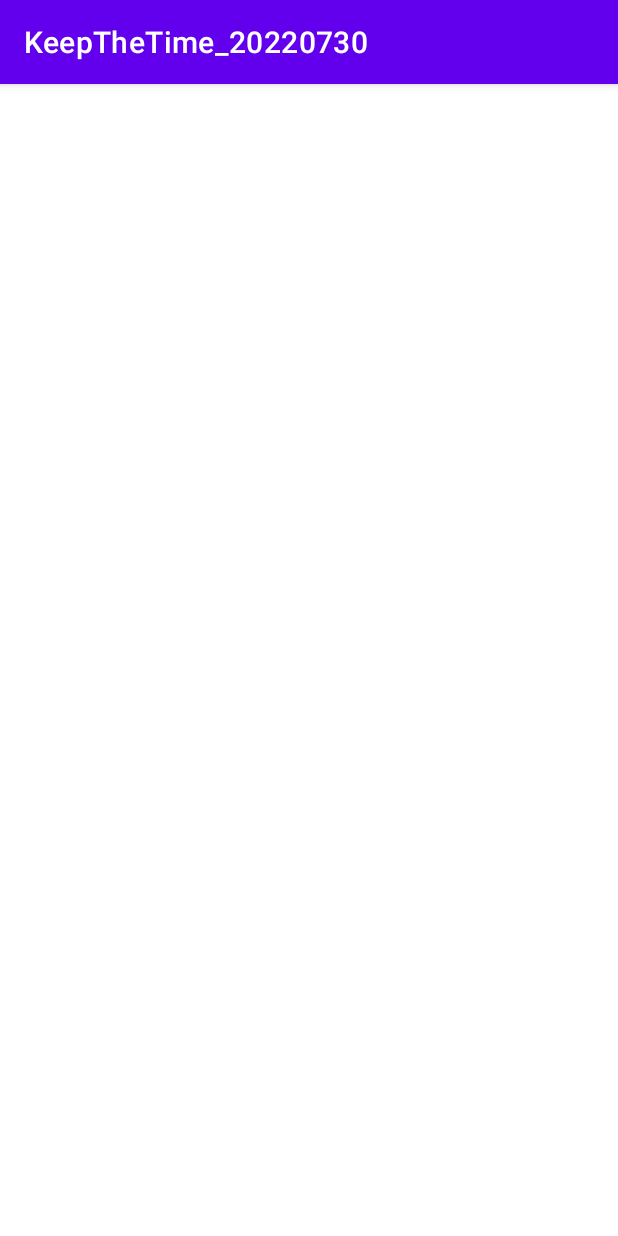
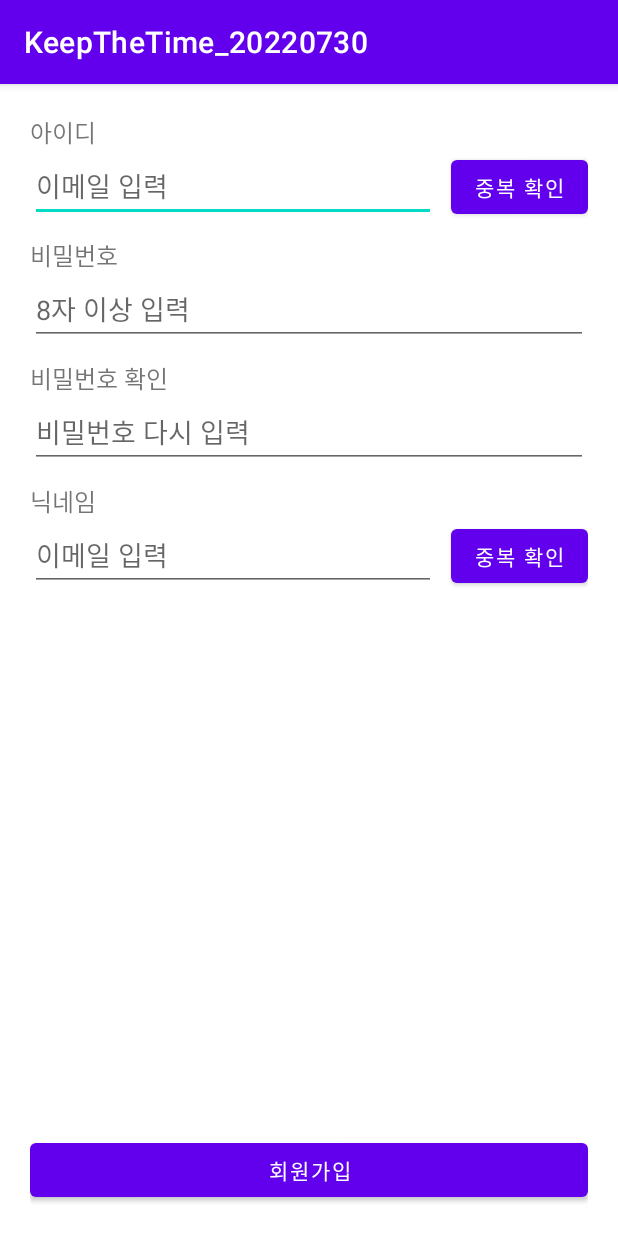
Before and after one commit to KoPoine/KeepTheTime_20220730, an Android app: the SignUpActivity screen opened directly, with no data from a screen before it, on a phone screen of 412 x 824 dp. Run offline under Robolectric (Android 15) with nearby library versions, the phone set to English and light mode, and no system bars; our stand-ins replace data binding.

Commit message:
회원가입 창 xml 작업 완료

```diff
--- a/app/src/main/res/layout/activity_sign_up.xml
+++ b/app/src/main/res/layout/activity_sign_up.xml
@@ -1,9 +1,119 @@
 <?xml version="1.0" encoding="utf-8"?>
-<androidx.constraintlayout.widget.ConstraintLayout xmlns:android="http://schemas.android.com/apk/res/android"
+<layout xmlns:android="http://schemas.android.com/apk/res/android"
     xmlns:app="http://schemas.android.com/apk/res-auto"
     xmlns:tools="http://schemas.android.com/tools"
-    android:layout_width="match_parent"
-    android:layout_height="match_parent"
     tools:context=".SignUpActivity">
 
-</androidx.constraintlayout.widget.ConstraintLayout>
+    <LinearLayout
+        android:layout_width="match_parent"
+        android:layout_height="match_parent"
+        android:orientation="vertical"
+        android:padding="20dp">
+
+        <TextView
+            android:layout_width="wrap_content"
+            android:layout_height="wrap_content"
+            android:text="아이디"
+            android:textSize="16sp" />
+
+        <LinearLayout
+            android:layout_width="match_parent"
+            android:layout_height="wrap_content"
+            android:orientation="horizontal">
+
+            <EditText
+                android:id="@+id/emailEdt"
+                android:layout_width="0dp"
+                android:layout_height="wrap_content"
+                android:layout_weight="1"
+                android:hint="이메일 입력"
+                android:imeOptions="actionNext"
+                android:inputType="textEmailAddress"
+                android:maxLines="1" />
+
+            <Button
+                android:id="@+id/emailCheckBtn"
+                android:layout_width="wrap_content"
+                android:layout_height="wrap_content"
+                android:layout_marginStart="10dp"
+                android:text="중복 확인" />
+
+        </LinearLayout>
+
+        <TextView
+            android:layout_width="wrap_content"
+            android:layout_height="wrap_content"
+            android:layout_marginTop="10dp"
+            android:text="비밀번호"
+            android:textSize="16sp" />
+
+        <EditText
+            android:id="@+id/pwEdt"
+            android:layout_width="match_parent"
+            android:layout_height="wrap_content"
+            android:hint="8자 이상 입력"
+            android:imeOptions="actionNext"
+            android:inputType="textPassword"
+            android:maxLines="1" />
+
+        <TextView
+            android:layout_width="wrap_content"
+            android:layout_height="wrap_content"
+            android:layout_marginTop="10dp"
+            android:text="비밀번호 확인"
+            android:textSize="16sp" />
+
+        <EditText
+            android:id="@+id/pwCheckEdt"
+            android:layout_width="match_parent"
+            android:layout_height="wrap_content"
+            android:hint="비밀번호 다시 입력"
+            android:imeOptions="actionNext"
+            android:inputType="textPassword"
+            android:maxLines="1" />
+
+        <TextView
+            android:layout_width="wrap_content"
+            android:layout_height="wrap_content"
+            android:layout_marginTop="10dp"
+            android:text="닉네임"
+            android:textSize="16sp" />
+
+        <LinearLayout
+            android:layout_width="match_parent"
+            android:layout_height="wrap_content"
+            android:orientation="horizontal">
+
+            <EditText
+                android:id="@+id/nickEdt"
+                android:layout_width="0dp"
+                android:layout_height="wrap_content"
+                android:layout_weight="1"
+                android:hint="이메일 입력"
+                android:imeOptions="actionNext"
+                android:inputType="textEmailAddress"
+                android:maxLines="1" />
+
+            <Button
+                android:id="@+id/nickCheckBtn"
+                android:layout_width="wrap_content"
+                android:layout_height="wrap_content"
+                android:layout_marginStart="10dp"
+                android:text="중복 확인" />
+
+        </LinearLayout>
+
+        <TextView
+            android:layout_width="wrap_content"
+            android:layout_height="0dp"
+            android:layout_weight="1"/>
+
+        <Button
+            android:id="@+id/signUpBtn"
+            android:layout_width="match_parent"
+            android:layout_height="wrap_content"
+            android:text="회원가입" />
+
+
+    </LinearLayout>
+</layout>
```
